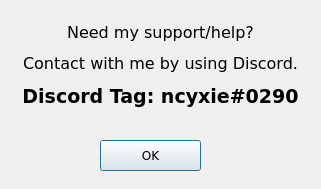
First picture: the form in discorddialog.ui, repository ncyxie/Notepad-DOT-Qt, before the edit.
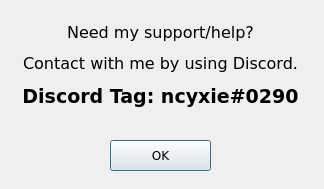
Second picture: the form after the edit.

Patch:
```diff
--- a/discorddialog.ui
+++ b/discorddialog.ui
@@ -6,7 +6,7 @@
    <rect>
     <x>0</x>
     <y>0</y>
-    <width>321</width>
+    <width>324</width>
     <height>189</height>
    </rect>
   </property>
@@ -34,7 +34,7 @@
   <widget class="QPushButton" name="closeButton">
    <property name="geometry">
     <rect>
-     <x>100</x>
+     <x>110</x>
      <y>140</y>
      <width>101</width>
      <height>31</height>
```
